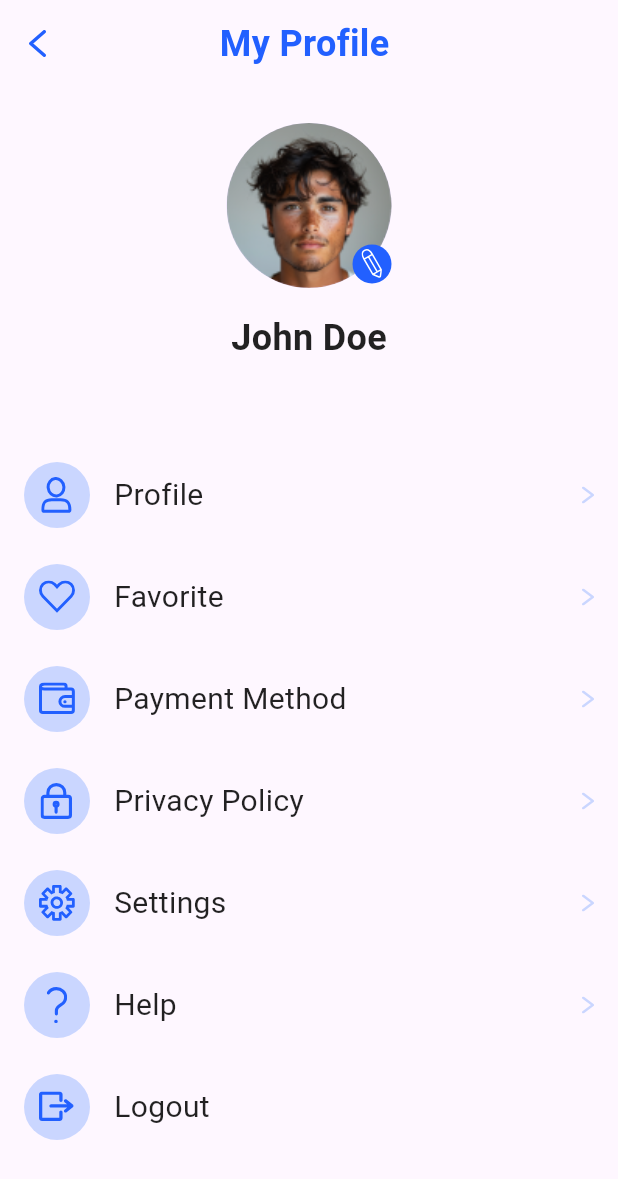
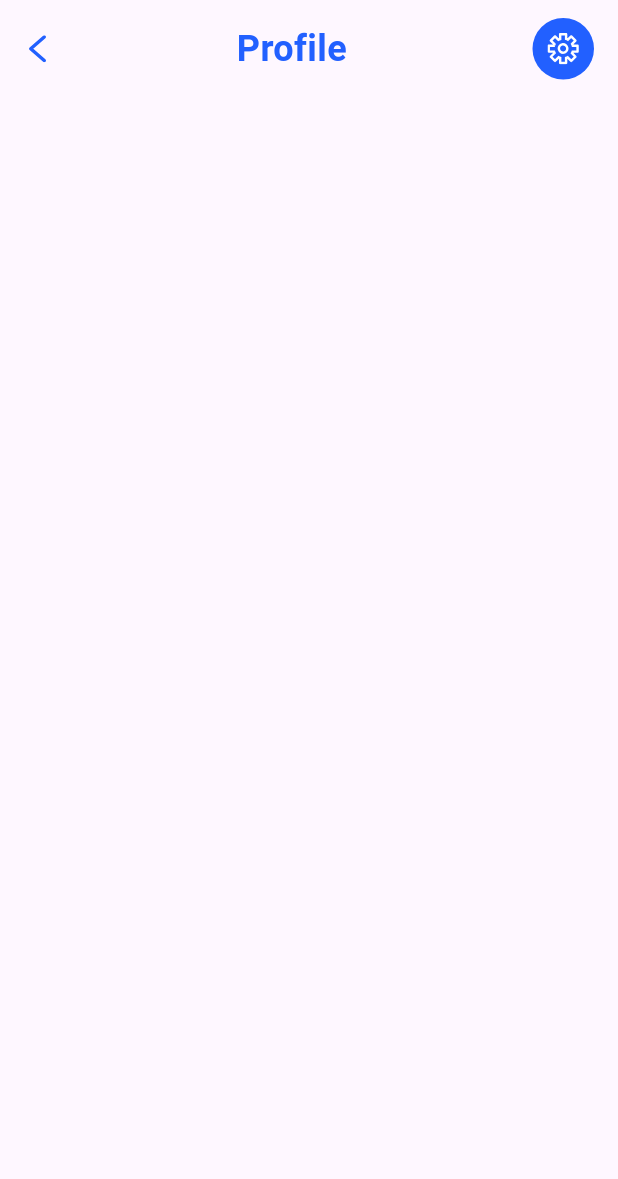
Before and after one commit to EsraaSalah996/medical_health_app, a Flutter app: the screen it shows after launch, after a tap on "Profile", on a phone screen of 412 x 824 dp. Shown: the top 1179 px of the screen. Run offline on Flutter 3.47's test engine with Material 3 defaults, Android fonts, the phone set to English and light mode, and no system bars; our stand-ins replace flutter_svg.

Commit message:
Start working on edit profil screen

```diff
--- a/lib/screens/profile_screen/screens/edit_profile_screen.dart
+++ b/lib/screens/profile_screen/screens/edit_profile_screen.dart
@@ -0,0 +1,43 @@
+import 'package:flutter/material.dart';
+import 'package:flutter_svg/svg.dart';
+import 'package:medical_health_app/core/shared_widgets/custom_header.dart';
+
+class EditProfileScreen extends StatelessWidget {
+  const EditProfileScreen({super.key});
+
+  @override
+  Widget build(BuildContext context) {
+    return Scaffold(
+      body: SafeArea(
+        child: Column(
+          children: [
+            CustomHeaderRow(
+              title: "Profile",
+              trailingIcon: Container(
+                padding: const EdgeInsets.all(10),
+                decoration: BoxDecoration(
+                  color: const Color(0xff2260FF),
+                  shape: BoxShape.circle,
+                ),
+                child: SizedBox(
+                  width: 21,
+                  height: 21,
+                  child: SvgPicture.asset(
+                    "assets/icons/settings.svg",
+                    width: 12,
+                    height: 12,
+                    fit: BoxFit.contain,
+                    colorFilter: const ColorFilter.mode(
+                      Color(0xffFFFFFF),
+                      BlendMode.srcIn,
+                    ),
+                  ),
+                ),
+              ),
+            ),
+          ],
+        ),
+      ),
+    );
+  }
+}
--- a/lib/screens/profile_screen/screens/profile_screen.dart
+++ b/lib/screens/profile_screen/screens/profile_screen.dart
@@ -1,5 +1,6 @@
 import 'package:flutter/material.dart';
 import 'package:medical_health_app/core/shared_widgets/custom_header.dart';
+import 'package:medical_health_app/screens/profile_screen/screens/edit_profile_screen.dart';
 import 'package:medical_health_app/screens/profile_screen/widgets/custom_profile_image.dart';
 import 'package:medical_health_app/screens/profile_screen/widgets/profile_menu_item.dart';
 
@@ -37,7 +38,14 @@ class ProfileScreen extends StatelessWidget {
                     ProfileMenuItem(
                       iconPath: "assets/icons/person.svg",
                       title: 'Profile',
-                      onTap: () {},
+                      onTap: () {
+                        Navigator.push(
+                          context,
+                          MaterialPageRoute(
+                            builder: (context) => const EditProfileScreen(),
+                          ),
+                        );
+                      },
                     ),
                     ProfileMenuItem(
                       iconPath: "assets/icons/favourite.svg",
```
